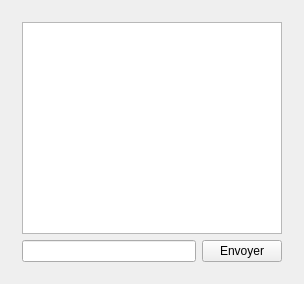
Above: widget.ui from Fourure/IRC_Client before the change. Below: the same form after it.
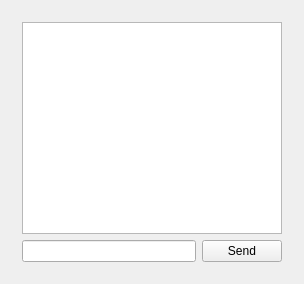
That is the form after the change. The open tabs and pages were chosen to show the change.

Commit message: réorganisation

Diff of the .ui file:
```diff
--- a/widget.ui
+++ b/widget.ui
@@ -39,7 +39,7 @@
          <item>
           <widget class="QPushButton" name="pushButton_send">
            <property name="text">
-            <string>Envoyer</string>
+            <string>Send</string>
            </property>
           </widget>
          </item>
```
Left out of the diff: 53 changed lines with no effect on the pictures. The commit also changes 2 other files.
